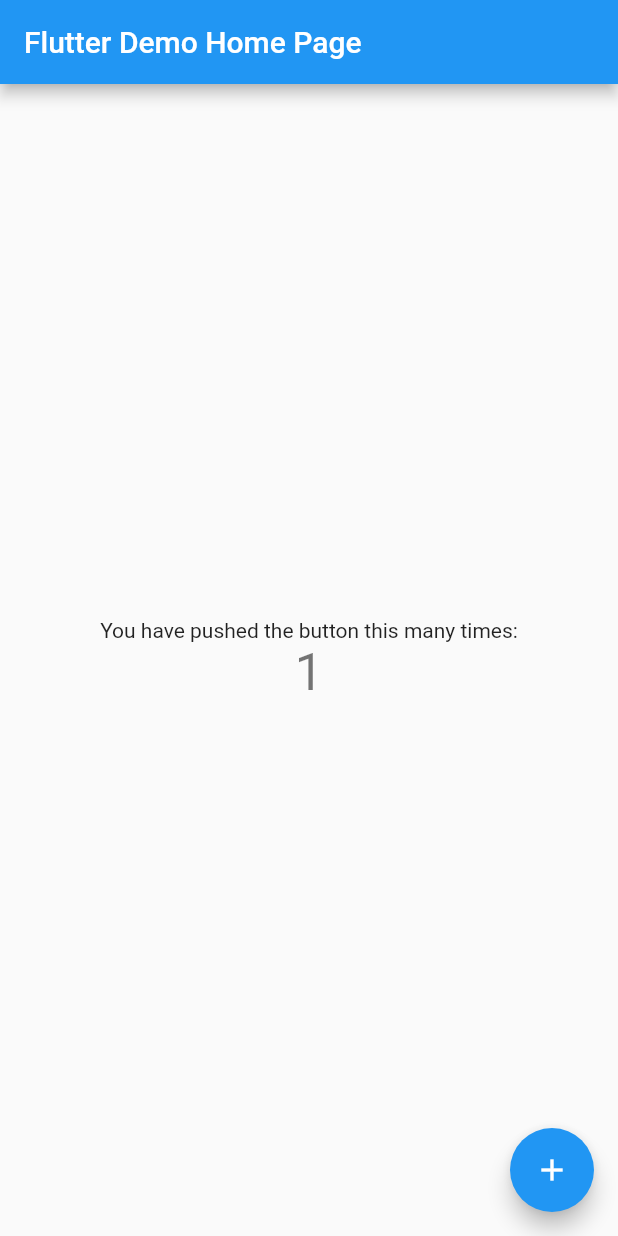
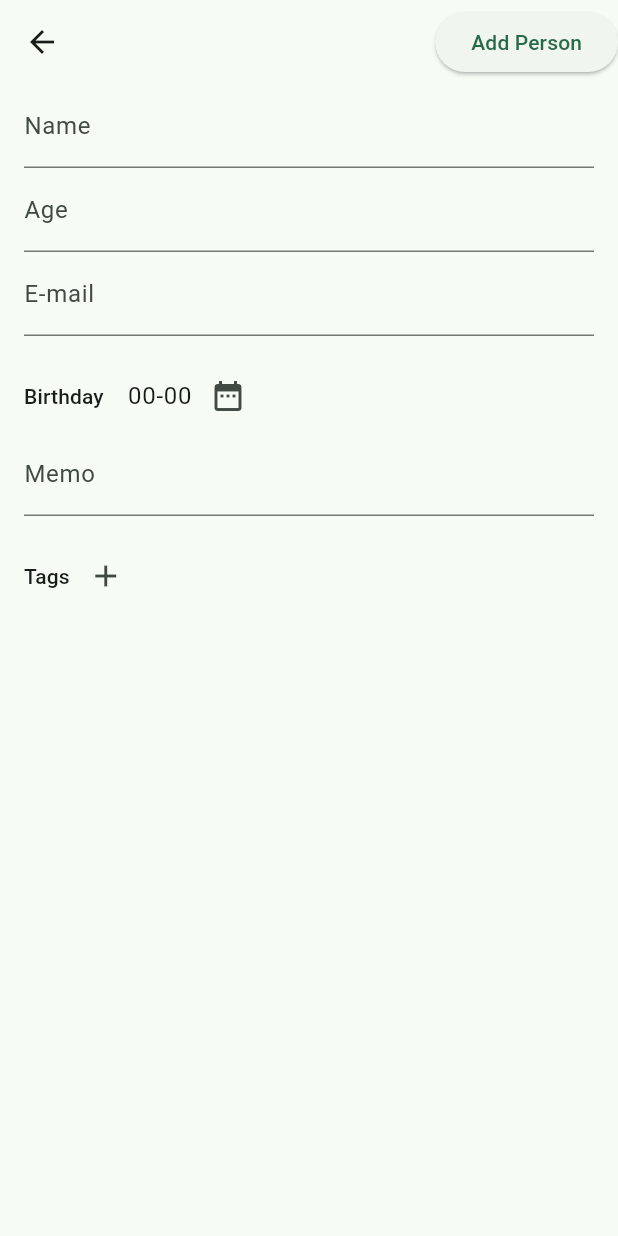
Before and after one commit to char5742/person-note, a Flutter app: the screen it shows after launch, after a tap on the "add" icon, on a phone screen of 412 x 824 dp. Run offline on Flutter 3.47's test engine with Material 2 defaults, Android fonts, the phone set to English and light mode, and no system bars; our stand-ins replace flutter_datetime_picker, flutter_hooks, freezed_annotation, go_router, hooks_riverpod.

Commit message:
簡易的な入力フォーム、メモの表示画面を作成  (#5)
* #2 doc: add dependencies

* #2 feat: add Top, Detail, Create Page

```diff
--- /dev/null
+++ b/lib/app.dart
@@ -0,0 +1,47 @@
+import 'package:flutter/material.dart';
+import 'package:go_router/go_router.dart';
+
+import 'page/create.dart';
+import 'page/detail.dart';
+import 'page/top.dart';
+
+// GoRouter configuration
+final _router = GoRouter(
+  routes: [
+    GoRoute(
+      path: '/',
+      builder: (context, state) => const TopPage(),
+      routes: [
+        GoRoute(
+          path: 'create',
+          builder: (context, state) => const CreatePage(),
+        ),
+        GoRoute(
+          path: 'detail',
+          builder: (context, state) =>
+              DetailPage(personId: state.queryParams['id']!),
+        ),
+      ],
+    ),
+  ],
+);
+
+class App extends StatelessWidget {
+  const App({super.key});
+
+  @override
+  Widget build(BuildContext context) {
+    return MaterialApp.router(
+      theme: ThemeData(
+        useMaterial3: true,
+        colorSchemeSeed: const Color(0xFF38d18c),
+      ),
+      darkTheme: ThemeData(
+        useMaterial3: true,
+        colorSchemeSeed: const Color(0xFF38d18c),
+        brightness: Brightness.dark,
+      ),
+      routerConfig: _router,
+    );
+  }
+}
--- a/lib/main.dart
+++ b/lib/main.dart
@@ -1,115 +1,8 @@
 import 'package:flutter/material.dart';
+import 'package:hooks_riverpod/hooks_riverpod.dart';
+
+import 'app.dart';
 
 void main() {
-  runApp(const MyApp());
+  runApp(const ProviderScope(child: App()));
 }
-
-class MyApp extends StatelessWidget {
-  const MyApp({super.key});
-
-  // This widget is the root of your application.
-  @override
-  Widget build(BuildContext context) {
-    return MaterialApp(
-      title: 'Flutter Demo',
-      theme: ThemeData(
-        // This is the theme of your application.
-        //
-        // Try running your application with "flutter run". You'll see the
-        // application has a blue toolbar. Then, without quitting the app, try
-        // changing the primarySwatch below to Colors.green and then invoke
-        // "hot reload" (press "r" in the console where you ran "flutter run",
-        // or simply save your changes to "hot reload" in a Flutter IDE).
-        // Notice that the counter didn't reset back to zero; the application
-        // is not restarted.
-        primarySwatch: Colors.blue,
-      ),
-      home: const MyHomePage(title: 'Flutter Demo Home Page'),
-    );
-  }
-}
-
-class MyHomePage extends StatefulWidget {
-  const MyHomePage({super.key, required this.title});
-
-  // This widget is the home page of your application. It is stateful, meaning
-  // that it has a State object (defined below) that contains fields that affect
-  // how it looks.
-
-  // This class is the configuration for the state. It holds the values (in this
-  // case the title) provided by the parent (in this case the App widget) and
-  // used by the build method of the State. Fields in a Widget subclass are
-  // always marked "final".
-
-  final String title;
-
-  @override
-  State<MyHomePage> createState() => _MyHomePageState();
-}
-
-class _MyHomePageState extends State<MyHomePage> {
-  int _counter = 0;
-
-  void _incrementCounter() {
-    setState(() {
-      // This call to setState tells the Flutter framework that something has
-      // changed in this State, which causes it to rerun the build method below
-      // so that the display can reflect the updated values. If we changed
-      // _counter without calling setState(), then the build method would not be
-      // called again, and so nothing would appear to happen.
-      _counter++;
-    });
-  }
-
-  @override
-  Widget build(BuildContext context) {
-    // This method is rerun every time setState is called, for instance as done
-    // by the _incrementCounter method above.
-    //
-    // The Flutter framework has been optimized to make rerunning build methods
-    // fast, so that you can just rebuild anything that needs updating rather
-    // than having to individually change instances of widgets.
-    return Scaffold(
-      appBar: AppBar(
-        // Here we take the value from the MyHomePage object that was created by
-        // the App.build method, and use it to set our appbar title.
-        title: Text(widget.title),
-      ),
-      body: Center(
-        // Center is a layout widget. It takes a single child and positions it
-        // in the middle of the parent.
-        child: Column(
-          // Column is also a layout widget. It takes a list of children and
-          // arranges them vertically. By default, it sizes itself to fit its
-          // children horizontally, and tries to be as tall as its parent.
-          //
-          // Invoke "debug painting" (press "p" in the console, choose the
-          // "Toggle Debug Paint" action from the Flutter Inspector in Android
-          // Studio, or the "Toggle Debug Paint" command in Visual Studio Code)
-          // to see the wireframe for each widget.
-          //
-          // Column has various properties to control how it sizes itself and
-          // how it positions its children. Here we use mainAxisAlignment to
-          // center the children vertically; the main axis here is the vertical
-          // axis because Columns are vertical (the cross axis would be
-          // horizontal).
-          mainAxisAlignment: MainAxisAlignment.center,
-          children: <Widget>[
-            const Text(
-              'You have pushed the button this many times:',
-            ),
-            Text(
-              '$_counter',
-              style: Theme.of(context).textTheme.headlineMedium,
-            ),
-          ],
-        ),
-      ),
-      floatingActionButton: FloatingActionButton(
-        onPressed: _incrementCounter,
-        tooltip: 'Increment',
-        child: const Icon(Icons.add),
-      ), // This trailing comma makes auto-formatting nicer for build methods.
-    );
-  }
-}
--- /dev/null
+++ b/lib/page/create.dart
@@ -0,0 +1,175 @@
+import 'package:flutter/material.dart';
+import 'package:flutter_datetime_picker/flutter_datetime_picker.dart';
+import 'package:flutter_hooks/flutter_hooks.dart';
+import 'package:go_router/go_router.dart';
+import 'package:hooks_riverpod/hooks_riverpod.dart';
+import 'package:person_note/model/person/person.dart';
+import 'package:person_note/provider/person.dart';
+import 'package:person_note/util/date_format.dart';
+import 'package:person_note/util/validator.dart';
+
+class CreatePage extends HookConsumerWidget {
+  const CreatePage({super.key});
+  @override
+  Widget build(BuildContext context, WidgetRef ref) {
+    final formKey = useMemoized(GlobalKey<FormState>.new, const []);
+    final theme = Theme.of(context);
+    final nameConteroller = useTextEditingController();
+    final ageConteroller = useTextEditingController();
+    final emailConteroller = useTextEditingController();
+    final memoConteroller = useTextEditingController();
+    final birthday = useState<DateTime?>(null);
+    final tags = useState(<String>[]);
+    return Scaffold(
+      appBar: AppBar(
+        actions: [
+          ElevatedButton(
+            onPressed: () {
+              if (formKey.currentState!.validate()) {
+                final person = Person(
+                  id: 0,
+                  name: nameConteroller.text,
+                  age: int.tryParse(ageConteroller.text),
+                  email: emailConteroller.text,
+                  birthday: birthday.value,
+                  memo: memoConteroller.text,
+                  tags: tags.value,
+                  created: DateTime.now(),
+                  updated: DateTime.now(),
+                );
+                ref.read(personListProvider).add(person);
+                context.go('/');
+              }
+            },
+            child: const Text(
+              'Add Person',
+            ),
+          ),
+        ],
+      ),
+      body: Container(
+        padding: const EdgeInsets.symmetric(horizontal: 16.0),
+        child: Form(
+          key: formKey,
+          child: Column(
+            children: [
+              TextFormField(
+                controller: nameConteroller,
+                validator: Validator.isNonNullString,
+                decoration: const InputDecoration(label: Text('Name')),
+              ),
+              TextFormField(
+                controller: ageConteroller,
+                validator: Validator.isNumber,
+                keyboardType: TextInputType.number,
+                decoration: const InputDecoration(label: Text('Age')),
+              ),
+              TextFormField(
+                controller: emailConteroller,
+                keyboardType: TextInputType.emailAddress,
+                decoration: const InputDecoration(label: Text('E-mail')),
+              ),
+              Padding(
+                padding: const EdgeInsets.only(top: 16.0),
+                child: Row(
+                  children: [
+                    Text('Birthday', style: theme.textTheme.labelLarge),
+                    const Padding(padding: EdgeInsets.only(left: 16.0)),
+                    Text(
+                      formatDate(birthday.value),
+                      style: theme.textTheme.bodyLarge,
+                    ),
+                    IconButton(
+                      onPressed: () async {
+                        final date = await DatePicker.showPicker(
+                          context,
+                          pickerModel:
+                              CustomMonthDayPicker(currentTime: DateTime(0)),
+                        );
+                        birthday.value = date;
+                      },
+                      icon: const Icon(Icons.date_range),
+                    ),
+                  ],
+                ),
+              ),
+              TextFormField(
+                controller: memoConteroller,
+                decoration: const InputDecoration(label: Text('Memo')),
+              ),
+              Container(
+                width: double.infinity,
+                padding: const EdgeInsets.only(top: 16.0),
+                child: Wrap(
+                  crossAxisAlignment: WrapCrossAlignment.center,
+                  children: [
+                    Text('Tags', style: theme.textTheme.labelLarge),
+                    ...tags.value.map((e) => Card(
+                            child: Padding(
+                          padding: const EdgeInsets.symmetric(
+                            horizontal: 8.0,
+                            vertical: 4.0,
+                          ),
+                          child: Text(
+                            e,
+                            style: theme.textTheme.bodyLarge,
+                          ),
+                        ))),
+                    IconButton(
+                      onPressed: () {
+                        showDialog(
+                          context: context,
+                          builder: (context) {
+                            final controller = TextEditingController();
+                            return SimpleDialog(
+                              contentPadding: const EdgeInsets.symmetric(
+                                horizontal: 16.0,
+                                vertical: 8.0,
+                              ),
+                              children: [
+                                TextFormField(controller: controller),
+                                IconButton(
+                                  onPressed: () {
+                                    tags.value = [
+                                      ...tags.value,
+                                      controller.text
+                                    ];
+                                    context.pop();
+                                  },
+                                  icon: const Icon(Icons.add),
+                                )
+                              ],
+                            );
+                          },
+                        );
+                      },
+                      icon: const Icon(Icons.add),
+                    ),
+                  ],
+                ),
+              ),
+            ],
+          ),
+        ),
+      ),
+    );
+  }
+}
+
+class CustomMonthDayPicker extends DatePickerModel {
+  CustomMonthDayPicker(
+      {DateTime? currentTime,
+      DateTime? minTime,
+      DateTime? maxTime,
+      LocaleType? locale})
+      : super(
+            locale: locale,
+            minTime: minTime,
+            maxTime: maxTime,
+            currentTime: currentTime);
+
+  @override
+  List<int> layoutProportions() {
+    return [0, 1, 1];
+  }
+}
--- /dev/null
+++ b/lib/page/detail.dart
@@ -0,0 +1,38 @@
+import 'package:flutter/material.dart';
+import 'package:hooks_riverpod/hooks_riverpod.dart';
+import 'package:person_note/provider/person.dart';
+import 'package:person_note/util/date_format.dart';
+
+class DetailPage extends HookConsumerWidget {
+  final String personId;
+  const DetailPage({required this.personId, super.key});
+
+  @override
+  Widget build(BuildContext context, WidgetRef ref) {
+    final person = ref.watch(personByIdProvider(personId));
+    return Scaffold(
+      appBar: AppBar(),
+      body: Center(
+        child: Column(
+          crossAxisAlignment: CrossAxisAlignment.center,
+          children: [
+            Text(person.id.toString()),
+            Text(person.name),
+            Text(person.age.toString()),
+            Text(formatDate(person.birthday)),
+            Text(person.email ?? ''),
+            Row(
+              mainAxisSize: MainAxisSize.min,
+              children: person.tags
+                  .map((e) =>
+                      Padding(padding: EdgeInsets.all(8.0), child: Text(e)))
+                  .toList(),
+            ),
+            Text(person.updated.toIso8601String()),
+            Text(person.created.toIso8601String()),
+          ],
+        ),
+      ),
+    );
+  }
+}
--- /dev/null
+++ b/lib/page/top.dart
@@ -0,0 +1,50 @@
+import 'package:flutter/material.dart';
+import 'package:go_router/go_router.dart';
+import 'package:hooks_riverpod/hooks_riverpod.dart';
+import 'package:person_note/model/person/person.dart';
+import 'package:person_note/provider/person.dart';
+
+class TopPage extends HookConsumerWidget {
+  const TopPage({super.key});
+
+  @override
+  Widget build(BuildContext context, WidgetRef ref) {
+    final theme = Theme.of(context);
+    Widget personCard(Person person) {
+      return SizedBox(
+        width: 200,
+        child: Card(
+          clipBehavior: Clip.antiAlias,
+          child: InkWell(
+            onTap: () => context.go('/detail?id=${person.id}'),
+            child: Column(children: [
+              Text(person.name, style: theme.textTheme.headlineSmall),
+              Row(
+                children: person.tags.map((e) => Card(child: Text(e))).toList(),
+              ),
+            ]),
+          ),
+        ),
+      );
+    }
+
+    return Scaffold(
+      appBar: AppBar(
+        actions: [
+          IconButton(
+            icon: const Icon(Icons.add),
+            onPressed: () => context.go('/create'),
+          ),
+        ],
+      ),
+      backgroundColor: theme.scaffoldBackgroundColor,
+      body: Container(
+        padding: const EdgeInsets.only(top: 100),
+        alignment: Alignment.center,
+        child: Column(
+          children: ref.watch(personListProvider).map(personCard).toList(),
+        ),
+      ),
+    );
+  }
+}
--- /dev/null
+++ b/lib/provider/person.dart
@@ -0,0 +1,20 @@
+import 'package:hooks_riverpod/hooks_riverpod.dart';
+import 'package:person_note/model/person/person.dart';
+
+final personListProvider = StateProvider<List<Person>>(
+  (_) => [
+    Person(
+      id: 0,
+      name: 'Char',
+      memo: 'self',
+      tags: ['self', 'anime'],
+      updated: DateTime.now(),
+      created: DateTime.now(),
+    ),
+  ],
+);
+
+final personByIdProvider = Provider.family.autoDispose<Person, String>(
+    (ref, arg) => ref
+        .watch(personListProvider)
+        .firstWhere((element) => element.id.toString() == arg));
--- /dev/null
+++ b/lib/util/date_format.dart
@@ -0,0 +1,10 @@
+import 'package:intl/intl.dart';
+
+String formatDate(DateTime? datetime, {String delimiter = '-'}) {
+  if (datetime == null) {
+    return '00${delimiter}00';
+  }
+  DateFormat outputFormat = DateFormat('MM${delimiter}dd');
+  String date = outputFormat.format(datetime);
+  return date;
+}
--- /dev/null
+++ b/lib/util/validator.dart
@@ -0,0 +1,13 @@
+class Validator {
+  static String? isNonNullString(String? value) {
+    return value == null || value == '' ? 'Field is required' : null;
+  }
+
+  static String? isNumber(String? value) {
+    if (value == null || value.isEmpty) {
+      return null;
+    }
+    final n = num.tryParse(value);
+    return n == null ? '「$value」is not Number' : null;
+  }
+}
--- a/pubspec.yaml
+++ b/pubspec.yaml
@@ -15,6 +15,11 @@
   cupertino_icons: ^1.0.2
   freezed_annotation: ^2.2.0
   json_annotation: ^4.7.0
+  flutter_hooks: ^0.18.5+1
+  hooks_riverpod: ^2.1.1
+  go_router: ^6.0.0
+  flutter_datetime_picker: ^1.5.1
+  intl: ^0.18.0
 
 dev_dependencies:
   flutter_test:
```
Also changed, not shown: pubspec.lock.
